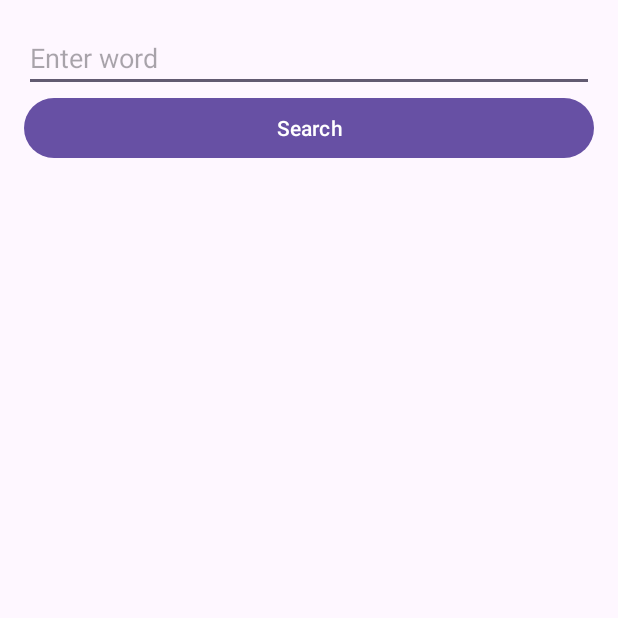
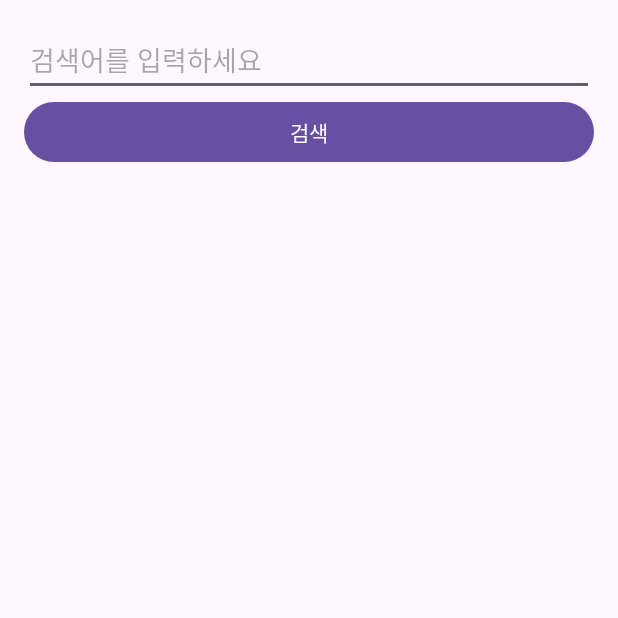
Before and after one commit to theRepetition/car-project_, an Android app: the dictionary_activity screen opened directly, with no data from a screen before it, on a phone screen of 412 x 824 dp, the top half of it. Run offline under Robolectric (Android 15) with nearby library versions, the phone set to English and light mode, and no system bars.

Commit message:
버튼을 통해 사전으로 이동하게 임시로 만듦
db연결 완료

사전 검색에 자동완성 기능 추가

사전 버튼 아이콘 수정 필요

사전 db 작성 필요

```diff
--- a/app/src/main/java/com/example/myapplication/dictionary_activity.java
+++ b/app/src/main/java/com/example/myapplication/dictionary_activity.java
@@ -5,16 +5,19 @@ import android.database.sqlite.SQLiteDatabase;
 import android.os.Bundle;
 import android.util.Log;
 import android.view.View;
+import android.widget.ArrayAdapter;
+import android.widget.AutoCompleteTextView;
 import android.widget.Button;
-import android.widget.EditText;
 import android.widget.TextView;
 import androidx.appcompat.app.AppCompatActivity;
+
+import java.util.ArrayList;
 
 public class dictionary_activity extends AppCompatActivity {
 
     private DictionaryDatabaseHelper dbHelper;
     private SQLiteDatabase database;
-    private EditText wordInput;
+    private AutoCompleteTextView wordInputAuto; // 자동완성 뷰
     private Button searchButton;
     private TextView definitionOutput;
 
@@ -25,23 +28,48 @@ public class dictionary_activity extends AppCompatActivity {
 
         dbHelper = new DictionaryDatabaseHelper(this);
 
-        wordInput = findViewById(R.id.wordInput);
+        wordInputAuto = findViewById(R.id.wordInput); // 뷰 바인딩
         searchButton = findViewById(R.id.searchButton);
         definitionOutput = findViewById(R.id.definitionOutput);
+
+        // 자동완성 데이터 설정
+        ArrayList<String> words = getAllWords();
+        ArrayAdapter<String> adapter = new ArrayAdapter<>(this, android.R.layout.simple_dropdown_item_1line, words);
+        wordInputAuto.setAdapter(adapter);
 
         searchButton.setOnClickListener(new View.OnClickListener() {
             @Override
             public void onClick(View v) {
-                String word = wordInput.getText().toString();
+                String word = wordInputAuto.getText().toString(); // 변경된 부분
                 String definition = getDefinition(word);
                 definitionOutput.setText(definition);
             }
         });
     }
 
+    // 모든 단어를 가져오는 메소드
+    private ArrayList<String> getAllWords() {
+        ArrayList<String> words = new ArrayList<>();
+        SQLiteDatabase db = dbHelper.getReadableDatabase();
+        String query = "SELECT " + DictionaryDatabaseHelper.COLUMN_WORD + " FROM " + DictionaryDatabaseHelper.TABLE_NAME;
+        Cursor cursor = db.rawQuery(query, null);
+        if (cursor != null) {
+            int columnIndex = cursor.getColumnIndex(DictionaryDatabaseHelper.COLUMN_WORD);
+            if(columnIndex != -1) {
+                while (cursor.moveToNext()) {
+                    words.add(cursor.getString(columnIndex));
+                }
+            } else {
+                Log.d("없음", "결과를 찾을수 없음");
+            }
+            cursor.close();
+        }
+        db.close();
+        return words;
+    }
+
     private String getDefinition(String word) {
         String definition = "Not found";
-        // 여기에서 읽기 전용 데이터베이스를 엽니다.
         SQLiteDatabase db = dbHelper.getReadableDatabase();
 
         String query = "SELECT * FROM " + DictionaryDatabaseHelper.TABLE_NAME + " WHERE " + DictionaryDatabaseHelper.COLUMN_WORD + " = ?";
@@ -57,7 +85,7 @@ public class dictionary_activity extends AppCompatActivity {
             }
             cursor.close();
         }
-        db.close(); // 데이터베이스를 닫습니다.
+        db.close();
         return definition;
     }
 }
--- a/app/src/main/res/layout/activity_dictionary.xml
+++ b/app/src/main/res/layout/activity_dictionary.xml
@@ -5,22 +5,22 @@
     android:orientation="vertical"
     android:padding="16dp">
 
-  <EditText
+  <AutoCompleteTextView
       android:id="@+id/wordInput"
       android:layout_width="match_parent"
       android:layout_height="wrap_content"
-      android:hint="Enter word"/>
+      android:hint="검색어를 입력하세요" />
 
   <Button
       android:id="@+id/searchButton"
       android:layout_width="match_parent"
       android:layout_height="wrap_content"
-      android:text="Search"/>
+      android:text="검색" />
 
   <TextView
       android:id="@+id/definitionOutput"
       android:layout_width="match_parent"
       android:layout_height="wrap_content"
-      android:paddingTop="16dp"/>
+      android:paddingTop="16dp" />
 
 </LinearLayout>
```
